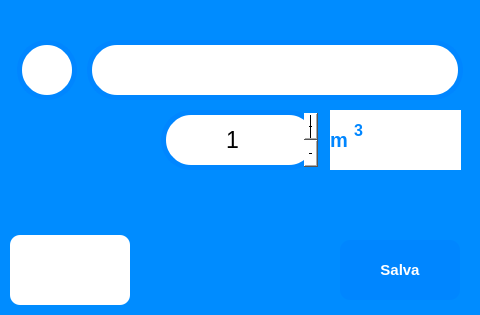
Qt form view/registra_ambienti.ui (ISacchitella/MicroOne_v1.1) before a commit.
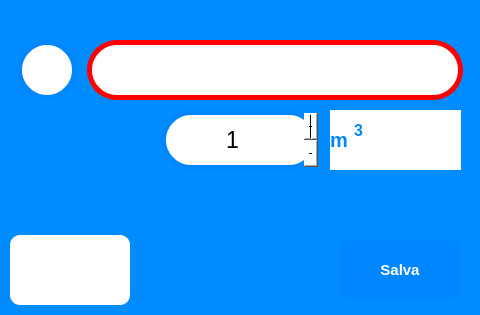
The same form after that commit. Icons and pictures are not drawn.

Diff of the .ui file:
```diff
--- a/view/registra_ambienti.ui
+++ b/view/registra_ambienti.ui
@@ -103,6 +103,9 @@
    </property>
   </widget>
   <widget class="QSpinBox" name="metri_cubi_spinBox">
+   <property name="enabled">
+    <bool>false</bool>
+   </property>
    <property name="geometry">
     <rect>
      <x>161</x>
@@ -193,7 +196,7 @@
     <string notr="true">border-radius:30px;
                     background-color: rgb(0, 0, 0);
                     background-color: rgb(255, 255, 255);
-                    border: 5px solid rgb(0, 134, 255);
+border: 5px solid rgb(255, 0, 0);
                 </string>
    </property>
    <property name="text">
```
Left out of the diff: 3 changed lines with no effect on the pictures.
